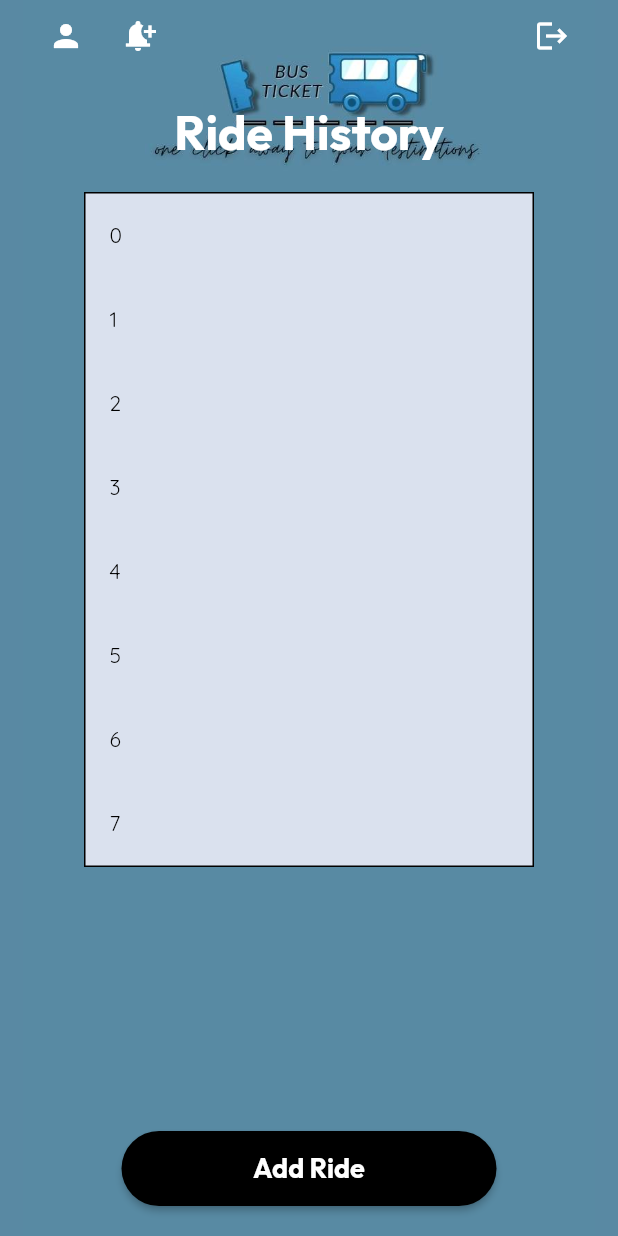
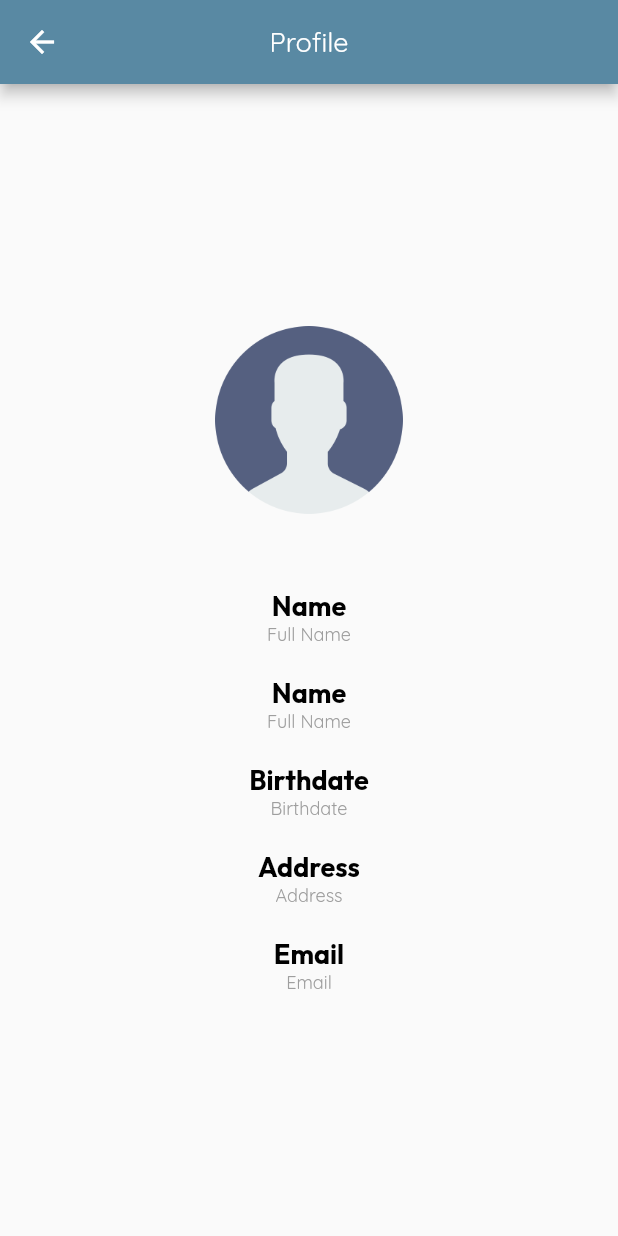
Before and after one commit to Lans12345/bus_ticketing, a Flutter app: the HistoryScreen screen opened directly, after a tap on the "person" icon, on a phone screen of 412 x 824 dp. Run offline on Flutter 3.47's test engine with Material 2 defaults, Android fonts, the phone set to English and light mode, and no system bars.

Commit message:
added profile page

```diff
--- a/lib/screens/auth/history_page.dart
+++ b/lib/screens/auth/history_page.dart
@@ -1,5 +1,6 @@
 import 'package:bus_ticketing/screens/auth/login_page.dart';
 import 'package:bus_ticketing/screens/home_screen.dart';
+import 'package:bus_ticketing/screens/profile_page.dart';
 import 'package:bus_ticketing/utils/colors.dart';
 import 'package:flutter/material.dart';
 
@@ -31,7 +32,11 @@ class HistoryScreen extends StatelessWidget {
                           child: Row(
                             children: [
                               IconButton(
-                                onPressed: (() {}),
+                                onPressed: (() {
+                                  Navigator.of(context).push(MaterialPageRoute(
+                                      builder: (context) =>
+                                          const ProfilePage()));
+                                }),
                                 icon: const Icon(
                                   Icons.person,
                                   color: Colors.white,
--- /dev/null
+++ b/lib/screens/profile_page.dart
@@ -0,0 +1,56 @@
+import 'package:bus_ticketing/utils/colors.dart';
+import 'package:flutter/material.dart';
+
+import '../widgets/text_widget.dart';
+
+class ProfilePage extends StatelessWidget {
+  const ProfilePage({Key? key}) : super(key: key);
+
+  @override
+  Widget build(BuildContext context) {
+    return Scaffold(
+      appBar: AppBar(
+        backgroundColor: primary,
+        title: TextRegular(text: 'Profile', fontSize: 18, color: Colors.white),
+        centerTitle: true,
+      ),
+      body: Center(
+        child: Column(
+          mainAxisAlignment: MainAxisAlignment.center,
+          crossAxisAlignment: CrossAxisAlignment.center,
+          children: [
+            Image.asset(
+              'assets/images/profile.png',
+              height: 125,
+            ),
+            const SizedBox(
+              height: 50,
+            ),
+            TextBold(text: 'Name', fontSize: 18, color: Colors.black),
+            TextRegular(text: 'Full Name', fontSize: 12, color: Colors.grey),
+            const SizedBox(
+              height: 20,
+            ),
+            TextBold(text: 'Name', fontSize: 18, color: Colors.black),
+            TextRegular(text: 'Full Name', fontSize: 12, color: Colors.grey),
+            const SizedBox(
+              height: 20,
+            ),
+            TextBold(text: 'Birthdate', fontSize: 18, color: Colors.black),
+            TextRegular(text: 'Birthdate', fontSize: 12, color: Colors.grey),
+            const SizedBox(
+              height: 20,
+            ),
+            TextBold(text: 'Address', fontSize: 18, color: Colors.black),
+            TextRegular(text: 'Address', fontSize: 12, color: Colors.grey),
+            const SizedBox(
+              height: 20,
+            ),
+            TextBold(text: 'Email', fontSize: 18, color: Colors.black),
+            TextRegular(text: 'Email', fontSize: 12, color: Colors.grey),
+          ],
+        ),
+      ),
+    );
+  }
+}
```
